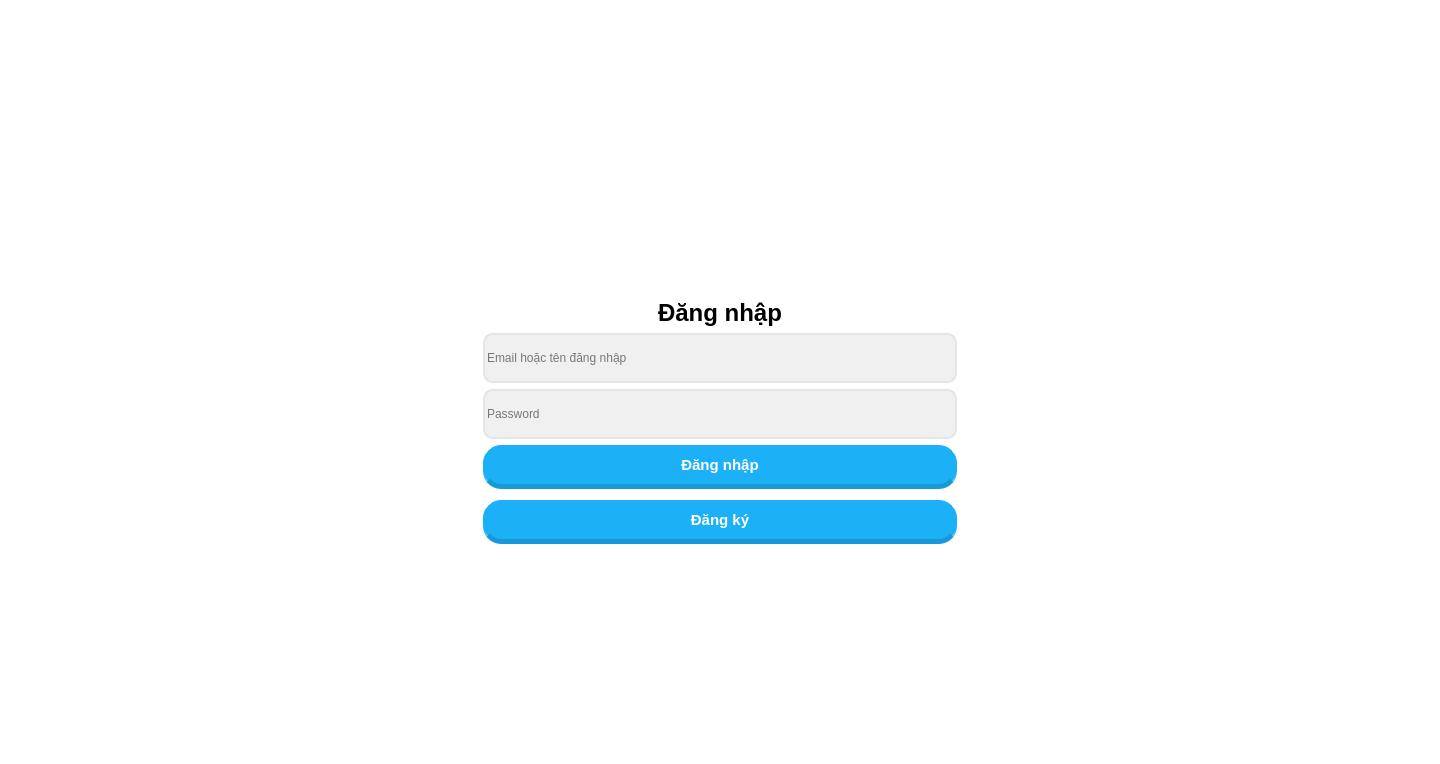
Above: ui/manhinhdangnhap.ui from haidangngo436-max/app-tieng-nhat before the change. Below: the same form after it.
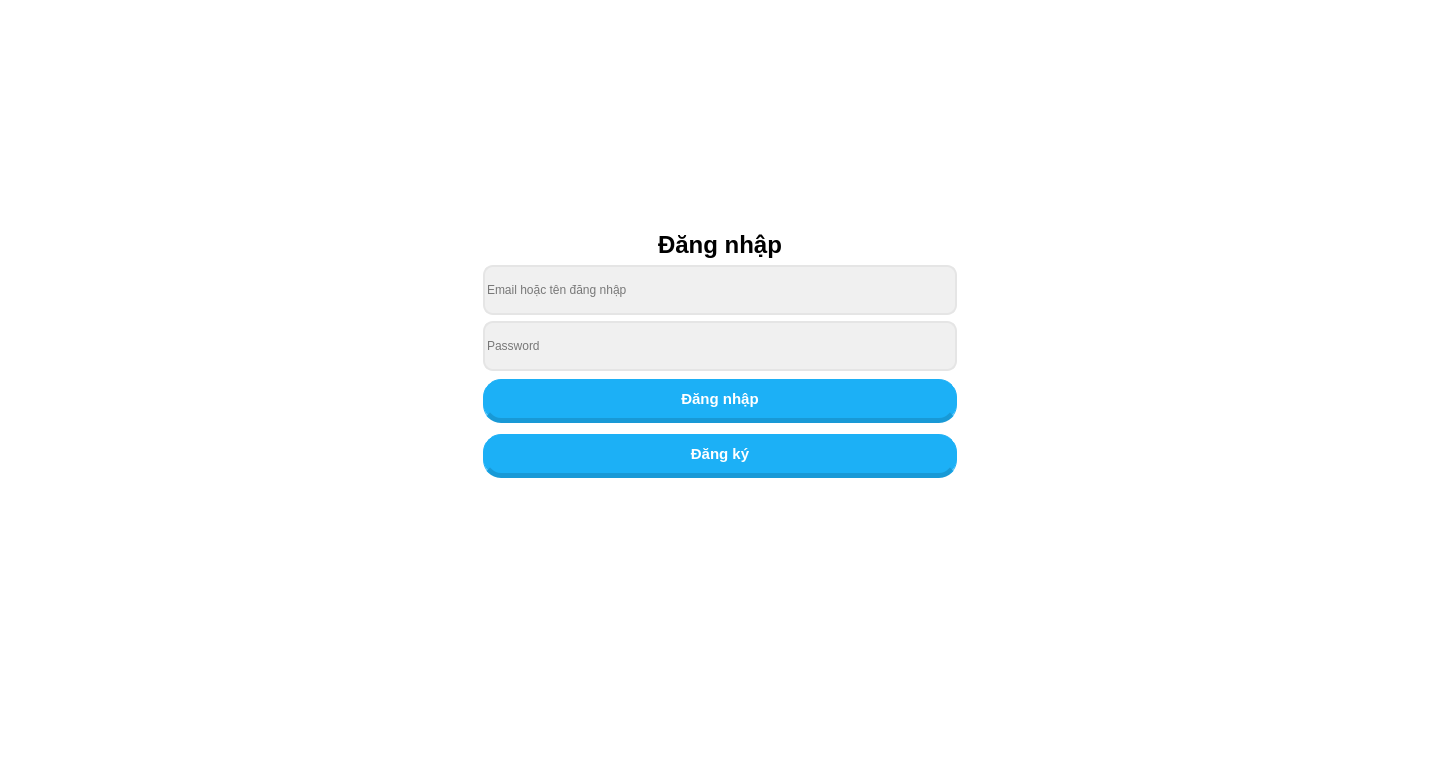
That is the form after the change. Icons and pictures are not drawn.

Patch:
```diff
--- a/ui/manhinhdangnhap.ui
+++ b/ui/manhinhdangnhap.ui
@@ -162,6 +162,22 @@
           </property>
          </widget>
         </item>
+        <item>
+         <spacer name="verticalSpacer_3">
+          <property name="orientation">
+           <enum>Qt::Vertical</enum>
+          </property>
+          <property name="sizeType">
+           <enum>QSizePolicy::Fixed</enum>
+          </property>
+          <property name="sizeHint" stdset="0">
+           <size>
+            <width>20</width>
+            <height>2</height>
+           </size>
+          </property>
+         </spacer>
+        </item>
         <item>
          <layout class="QHBoxLayout" name="horizontalLayout_2">
           <property name="spacing">
@@ -230,10 +246,13 @@
           <property name="orientation">
            <enum>Qt::Vertical</enum>
           </property>
+          <property name="sizeType">
+           <enum>QSizePolicy::Fixed</enum>
+          </property>
           <property name="sizeHint" stdset="0">
            <size>
             <width>20</width>
-            <height>40</height>
+            <height>250</height>
            </size>
           </property>
          </spacer>
```
